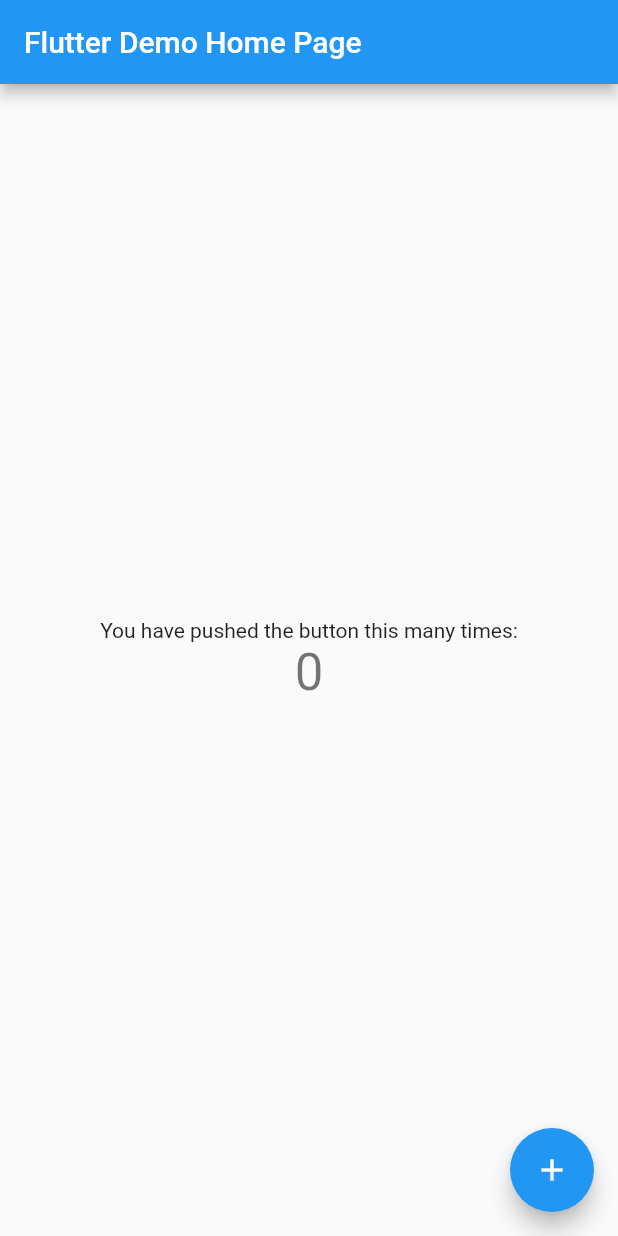
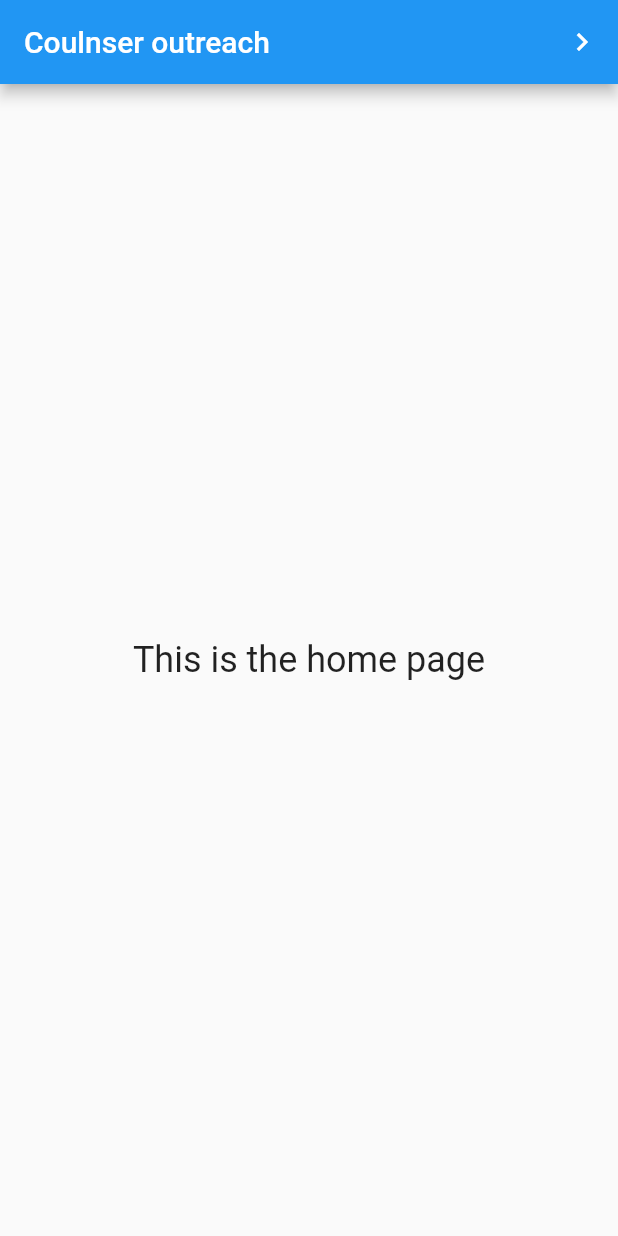
Before and after one commit to bwareing/senior_project, a Flutter app: the screen it shows after launch, on a phone screen of 412 x 824 dp. Run offline on Flutter 3.47's test engine with Material 2 defaults, Android fonts, the phone set to English and light mode, and no system bars.

Commit message:
made mainpage go to my story

```diff
--- a/lib/main.dart
+++ b/lib/main.dart
@@ -1,115 +1,82 @@
 import 'package:flutter/material.dart';
 
-void main() {
-  runApp(const MyApp());
-}
+void main() => runApp(const AppBarApp());
 
-class MyApp extends StatelessWidget {
-  const MyApp({super.key});
+class AppBarApp extends StatelessWidget {
+  const AppBarApp({super.key});
 
-  // This widget is the root of your application.
   @override
   Widget build(BuildContext context) {
-    return MaterialApp(
-      title: 'Flutter Demo',
-      theme: ThemeData(
-        // This is the theme of your application.
-        //
-        // Try running your application with "flutter run". You'll see the
-        // application has a blue toolbar. Then, without quitting the app, try
-        // changing the primarySwatch below to Colors.green and then invoke
-        // "hot reload" (press "r" in the console where you ran "flutter run",
-        // or simply save your changes to "hot reload" in a Flutter IDE).
-        // Notice that the counter didn't reset back to zero; the application
-        // is not restarted.
-        primarySwatch: Colors.blue,
-      ),
-      home: const MyHomePage(title: 'Flutter Demo Home Page'),
+    return const MaterialApp(
+      home: AppBarExample(),
     );
   }
 }
 
-class MyHomePage extends StatefulWidget {
-  const MyHomePage({super.key, required this.title});
-
-  // This widget is the home page of your application. It is stateful, meaning
-  // that it has a State object (defined below) that contains fields that affect
-  // how it looks.
-
-  // This class is the configuration for the state. It holds the values (in this
-  // case the title) provided by the parent (in this case the App widget) and
-  // used by the build method of the State. Fields in a Widget subclass are
-  // always marked "final".
-
-  final String title;
-
-  @override
-  State<MyHomePage> createState() => _MyHomePageState();
-}
-
-class _MyHomePageState extends State<MyHomePage> {
-  int _counter = 0;
-
-  void _incrementCounter() {
-    setState(() {
-      // This call to setState tells the Flutter framework that something has
-      // changed in this State, which causes it to rerun the build method below
-      // so that the display can reflect the updated values. If we changed
-      // _counter without calling setState(), then the build method would not be
-      // called again, and so nothing would appear to happen.
-      _counter++;
-    });
-  }
+class AppBarExample extends StatelessWidget {
+  const AppBarExample({super.key});
 
   @override
   Widget build(BuildContext context) {
-    // This method is rerun every time setState is called, for instance as done
-    // by the _incrementCounter method above.
-    //
-    // The Flutter framework has been optimized to make rerunning build methods
-    // fast, so that you can just rebuild anything that needs updating rather
-    // than having to individually change instances of widgets.
     return Scaffold(
       appBar: AppBar(
-        // Here we take the value from the MyHomePage object that was created by
-        // the App.build method, and use it to set our appbar title.
-        title: Text(widget.title),
+        title: const Text('Coulnser outreach'),
+        actions: <Widget>[
+
+          IconButton(
+            icon: const Icon(Icons.navigate_next),
+            tooltip: 'Our story',
+
+
+            onPressed: () {
+              Navigator.push(context, MaterialPageRoute<void>(
+                builder: (BuildContext context) {
+                  return Scaffold(
+                    appBar: AppBar(
+
+                      title: const Text('Our story'),
+                    ),
+                    body: const Center(
+                      child: Text(
+                        ' I was inspired to make this platform during a pretty hard time in my life. Me and my wife were\n'
+                        'trying to get pregant with our first child. After 6 months of unprotected sex and no luck we decied\n'
+                        'it was time to get checked out. So we went to a obgyn to get my wife checked out. The obgyn did not \n'
+                        'see anything out of the ordinary. He ask if she had regualer periods she then let him know that it was\n'
+                        'regualer. He gave her meds that made her have regualer cycle, I thought we were in the allclear. We then\n '
+                        'had unprotected for a other six months. No luck we went back to the obgyn. He then had my wife do a\n '
+                        'ultrasound evrything looked good. He then said what I was dreading it was time to test me. I was fine when\n'
+                        'The problem was here because I could control how I reacted but could not control how she reacted if it was\n'
+                        'my issue.\n '
+                        ' I did a sperm test and my counts was low. It was a crushing blow and I just had a fear of my wife leaving me.\n'
+                        'My wife told me that we would make it through it and we were a team. These kind words helped my fear go down but\n'
+                        'in the back of my mind I was still afaird of her leaving me. By this point my wife was trying to be strong but there\n'
+                        'were nights she was so depressed, even to the point of crying. In my mind I would tell myself that every tear she shead\n'
+                        'was my fault that I was hurting my wife.\n'
+                        ' I then went into a dark place. I started to become really withdrawn from my wife. I did not want her to know how much\n'
+                        'I was struggling, I thought I needed to be strong for her. After a couple months I started to have a thought if I died\n'
+                        'she could marry someone who could give her children. That thought then turned into I wish I would die so she could marry\n'
+                        'someone else. At this point I woke up every morning I woke up racked with guilt she was married to me. The thought of ended\n'
+                        'my life did cross my mind. I was to scared to but was hopping I would go to sleep and not wake up. My wife notice the change\n'
+                        'in me and conforted me. She demanded I told her what the heck was going on. I broke and told her everything. I then saw a\n'
+                        'look on her face that periced me straight to the core, pure fear.  Since then I have got the support I needed from family\n'
+                        'to help me get out of that deep depression. This made me want every body to get the mental health that they need regradless\n'
+                        'if they do not have the money to pay for mental health services.',
+                        style: TextStyle(fontSize: 24),
+                      ),
+                    ),
+                  );
+                },
+              ));
+            },
+          ),
+        ],
       ),
-      body: Center(
-        // Center is a layout widget. It takes a single child and positions it
-        // in the middle of the parent.
-        child: Column(
-          // Column is also a layout widget. It takes a list of children and
-          // arranges them vertically. By default, it sizes itself to fit its
-          // children horizontally, and tries to be as tall as its parent.
-          //
-          // Invoke "debug painting" (press "p" in the console, choose the
-          // "Toggle Debug Paint" action from the Flutter Inspector in Android
-          // Studio, or the "Toggle Debug Paint" command in Visual Studio Code)
-          // to see the wireframe for each widget.
-          //
-          // Column has various properties to control how it sizes itself and
-          // how it positions its children. Here we use mainAxisAlignment to
-          // center the children vertically; the main axis here is the vertical
-          // axis because Columns are vertical (the cross axis would be
-          // horizontal).
-          mainAxisAlignment: MainAxisAlignment.center,
-          children: <Widget>[
-            const Text(
-              'You have pushed the button this many times:',
-            ),
-            Text(
-              '$_counter',
-              style: Theme.of(context).textTheme.headline4,
-            ),
-          ],
+      body: const Center(
+        child: Text(
+          'This is the home page',
+          style: TextStyle(fontSize: 24),
         ),
       ),
-      floatingActionButton: FloatingActionButton(
-        onPressed: _incrementCounter,
-        tooltip: 'Increment',
-        child: const Icon(Icons.add),
-      ), // This trailing comma makes auto-formatting nicer for build methods.
     );
   }
 }
```
Also changed, not shown: pubspec.lock.
